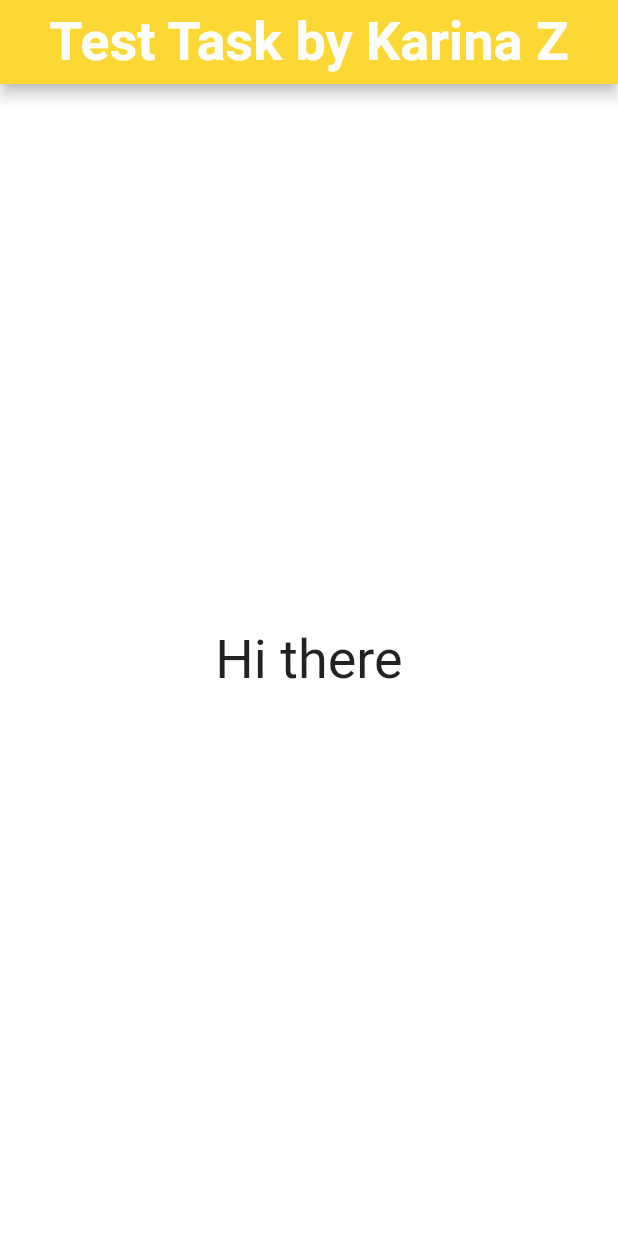
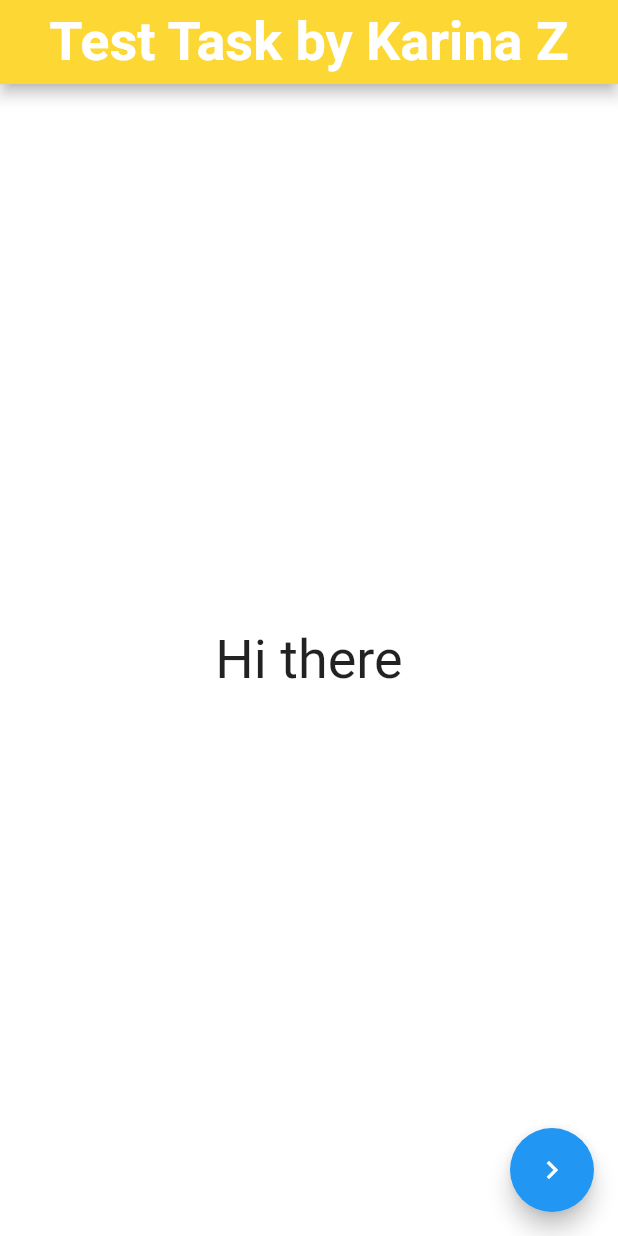
Before and after one commit to KarinaZubko/First-Steps-in-Flutter, a Flutter app: the screen it shows after launch, on a phone screen of 412 x 824 dp. Run offline on Flutter 3.47's test engine with Material 2 defaults, Android fonts, the phone set to English and light mode, and no system bars; Roboto replaces fonts that are missing (Consolas).

Commit message:
Additional feature

```diff
--- a/lib/main.dart
+++ b/lib/main.dart
@@ -1,6 +1,6 @@
 import 'package:flutter/material.dart';
 import 'dart:math';
-
+import 'Form.dart';
 
 void main() {
   runApp(MaterialApp(
@@ -33,6 +33,15 @@ class MainVidgetState extends State<MainVidget> {
               title: Text('Test Task by Karina Z', style: TextStyle(fontWeight: FontWeight.bold, fontFamily: 'Consolas', fontSize: 36),),
               backgroundColor: Color(0xFFFDD835),
             ),
+          floatingActionButton: FloatingActionButton(
+            child: Icon(Icons.navigate_next),
+            onPressed: (){
+              Navigator.push(context, MaterialPageRoute(
+                builder: (context) => FormScreen()
+              )
+            );
+          },
+          ),
           body: Stack(
           children: <Widget>[
           Center(
```
Also changed, not shown: lib/Form.dart (added).
